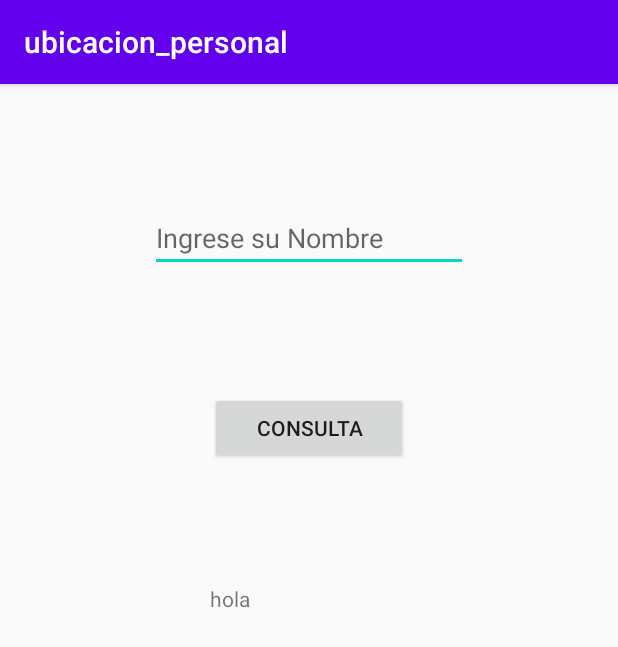
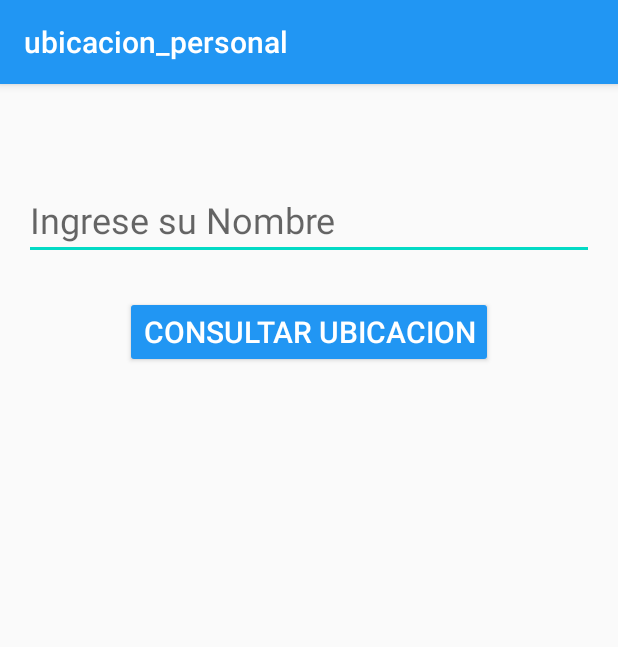
Before and after one commit to jhan08/ubicacion_personal, an Android app: the screen it shows after launch (MainActivity), on a phone screen of 412 x 824 dp. Shown: the top 647 px of the screen. Run offline under Robolectric (Android 15) with nearby library versions, the phone set to English and light mode, and no system bars.

Commit message:
Se modifico tamaño de los elemetos, tamaño de letra, y los colores del encabezado y el boton

```diff
--- a/app/src/main/res/layout/activity_main.xml
+++ b/app/src/main/res/layout/activity_main.xml
@@ -17,25 +17,29 @@
         android:id="@+id/txt_nom"
         android:layout_width="0dp"
         android:layout_height="wrap_content"
-        android:layout_marginStart="100dp"
-        android:layout_marginTop="80dp"
-        android:layout_marginEnd="100dp"
+        android:layout_marginStart="16dp"
+        android:layout_marginTop="64dp"
+        android:layout_marginEnd="16dp"
         android:ems="10"
         android:hint="Ingrese su Nombre"
         android:inputType="textPersonName"
+        android:textSize="24sp"
         app:layout_constraintEnd_toEndOf="parent"
         app:layout_constraintStart_toStartOf="parent"
         app:layout_constraintTop_toTopOf="parent" />
 
     <Button
         android:id="@+id/button_1"
-        android:layout_width="0dp"
+        android:layout_width="wrap_content"
         android:layout_height="wrap_content"
-        android:layout_marginStart="140dp"
-        android:layout_marginTop="80dp"
-        android:layout_marginEnd="140dp"
+        android:layout_marginStart="16dp"
+        android:layout_marginTop="24dp"
+        android:layout_marginEnd="16dp"
+        android:backgroundTint="#2196F3"
         android:onClick="mostarUbicacion"
-        android:text="Consulta"
+        android:text="Consultar ubicacion"
+        android:textColor="@color/white"
+        android:textSize="20sp"
         app:layout_constraintEnd_toEndOf="parent"
         app:layout_constraintStart_toStartOf="parent"
         app:layout_constraintTop_toBottomOf="@+id/txt_nom" />
@@ -43,11 +47,12 @@
     <TextView
         android:id="@+id/txt_1"
         android:layout_width="0dp"
-        android:layout_height="19dp"
-        android:layout_marginStart="140dp"
-        android:layout_marginTop="80dp"
-        android:layout_marginEnd="140dp"
-        android:text="hola"
+        android:layout_height="100dp"
+        android:layout_marginStart="16dp"
+        android:layout_marginTop="24dp"
+        android:layout_marginEnd="16dp"
+        android:textColor="@color/black"
+        android:textSize="24sp"
         app:layout_constraintEnd_toEndOf="parent"
         app:layout_constraintStart_toStartOf="parent"
         app:layout_constraintTop_toBottomOf="@+id/button_1" />
--- a/app/src/main/res/values-night/themes.xml
+++ b/app/src/main/res/values-night/themes.xml
@@ -2,8 +2,8 @@
     <!-- Base application theme. -->
     <style name="Theme.Ubicacion_personal" parent="Theme.AppCompat.Light.DarkActionBar">
         <!-- Primary brand color. -->
-        <item name="colorPrimary">@color/purple_200</item>
-        <item name="colorPrimaryDark">@color/purple_700</item>
+        <item name="colorPrimary">@color/blue_500</item>
+        <item name="colorPrimaryDark">@color/blue_700</item>
         <item name="colorAccent">@color/teal_200</item>
         <!-- Customize your theme here. -->
     </style>
--- a/app/src/main/res/values/colors.xml
+++ b/app/src/main/res/values/colors.xml
@@ -1,8 +1,7 @@
 <?xml version="1.0" encoding="utf-8"?>
 <resources>
-    <color name="purple_200">#FFBB86FC</color>
-    <color name="purple_500">#FF6200EE</color>
-    <color name="purple_700">#FF3700B3</color>
+    <color name="blue_500">#2196F3</color>
+    <color name="blue_700">#1976D2</color>
     <color name="teal_200">#FF03DAC5</color>
     <color name="teal_700">#FF018786</color>
     <color name="black">#FF000000</color>
--- a/app/src/main/res/values/themes.xml
+++ b/app/src/main/res/values/themes.xml
@@ -2,8 +2,8 @@
     <!-- Base application theme. -->
     <style name="Theme.Ubicacion_personal" parent="Theme.AppCompat.Light.DarkActionBar">
         <!-- Primary brand color. -->
-        <item name="colorPrimary">@color/purple_500</item>
-        <item name="colorPrimaryDark">@color/purple_700</item>
+        <item name="colorPrimary">@color/blue_500</item>
+        <item name="colorPrimaryDark">@color/blue_700</item>
         <item name="colorAccent">@color/teal_200</item>
         <!-- Customize your theme here. -->
     </style>
```
